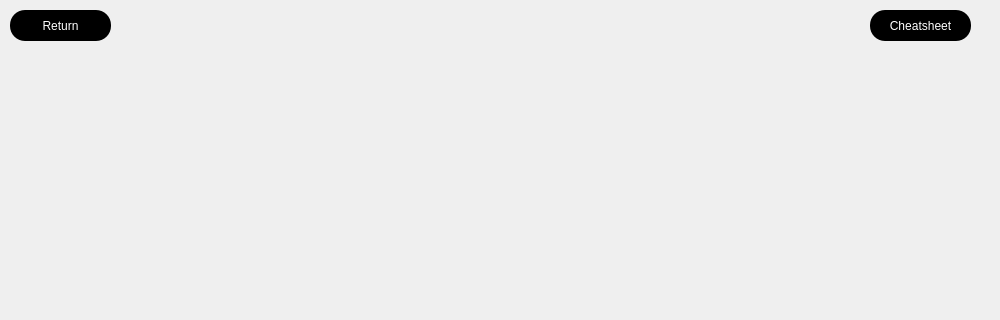
First picture: the form in tutorial.ui, repository BrandonWortmann/Blackjack2.0, before the edit; both pictures show x 0 to 1000 and y 0 to 320 of the 1000 by 800 pixel window.
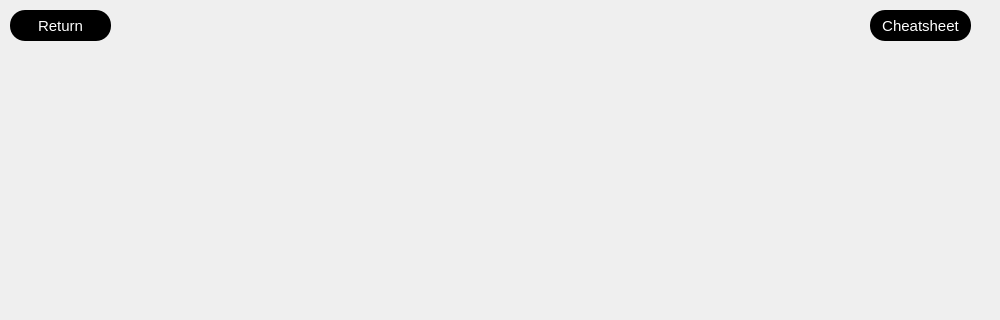
Second picture: the form after the edit. The open tabs and pages were chosen to show the change. Icons and pictures are not drawn.

Commit message: standardized button fonts excluding menu and player actions

Diff of the .ui file:
```diff
--- a/tutorial.ui
+++ b/tutorial.ui
@@ -665,6 +665,19 @@
         <height>31</height>
        </rect>
       </property>
+      <property name="styleSheet">
+       <string notr="true">QPushButton{
+	font-size: 15px;
+	color: white;
+	background-color: black;
+	border-radius: 15px;
+}
+
+QPushButton:hover{
+	color: black;
+ background-color: white;
+}</string>
+      </property>
       <property name="text">
        <string>Return</string>
       </property>
@@ -804,6 +817,19 @@
         <height>31</height>
        </rect>
       </property>
+      <property name="styleSheet">
+       <string notr="true">QPushButton{
+	font-size: 15px;
+	color: white;
+	background-color: black;
+	border-radius: 15px;
+}
+
+QPushButton:hover{
+	color: black;
+ background-color: white;
+}</string>
+      </property>
       <property name="text">
        <string>Cheatsheet</string>
       </property>
```
Left out of the diff: 15 changed lines with no effect on the pictures. The commit also changes 3 other files.
